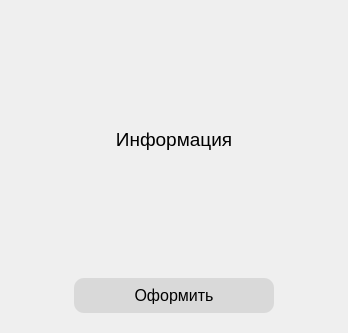
The window that src/booking.ui (Ruha24/HotelQt) describes before a commit, drawn with Qt 5.
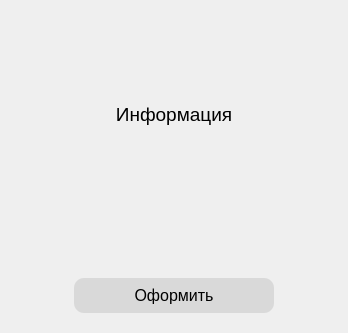
The same window after the commit. The open tabs and pages were chosen to show the change.

```diff
--- a/src/booking.ui
+++ b/src/booking.ui
@@ -60,6 +60,8 @@
        <item row="0" column="0">
         <layout class="QVBoxLayout" name="verticalLayout">
          <item>
+          <layout class="QHBoxLayout" name="horizontalLayout_4">
+           <item>
           <widget class="QLabel" name="imagelbl">
            <property name="maximumSize">
             <size>
@@ -75,6 +77,8 @@
            </property>
           </widget>
          </item>
+          </layout>
+         </item>
          <item>
           <widget class="QLabel" name="label_2">
            <property name="font">
@@ -90,6 +94,22 @@
            </property>
           </widget>
          </item>
+         <item>
+          <spacer name="verticalSpacer_4">
+           <property name="orientation">
+            <enum>Qt::Vertical</enum>
+           </property>
+           <property name="sizeType">
+            <enum>QSizePolicy::Fixed</enum>
+           </property>
+           <property name="sizeHint" stdset="0">
+            <size>
+             <width>20</width>
+             <height>30</height>
+            </size>
+           </property>
+          </spacer>
+         </item>
          <item>
           <widget class="QLabel" name="infolbl">
            <property name="minimumSize">
@@ -128,11 +148,20 @@
            <property name="spacing">
             <number>0</number>
            </property>
+           <property name="topMargin">
+            <number>20</number>
+           </property>
            <property name="bottomMargin">
             <number>20</number>
            </property>
            <item>
             <widget class="QPushButton" name="recoverybtn">
+             <property name="minimumSize">
+              <size>
+               <width>0</width>
+               <height>35</height>
+              </size>
+             </property>
              <property name="maximumSize">
               <size>
                <width>200</width>
@@ -283,7 +312,7 @@
             <enum>Qt::Vertical</enum>
            </property>
            <property name="sizeType">
-            <enum>QSizePolicy::Minimum</enum>
+            <enum>QSizePolicy::Fixed</enum>
            </property>
            <property name="sizeHint" stdset="0">
             <size>
@@ -314,12 +343,12 @@
             <enum>Qt::Vertical</enum>
            </property>
            <property name="sizeType">
-            <enum>QSizePolicy::Minimum</enum>
+            <enum>QSizePolicy::Fixed</enum>
            </property>
            <property name="sizeHint" stdset="0">
             <size>
              <width>20</width>
-             <height>35</height>
+             <height>20</height>
             </size>
            </property>
           </spacer>
@@ -355,7 +384,7 @@
             <enum>Qt::Vertical</enum>
            </property>
            <property name="sizeType">
-            <enum>QSizePolicy::Minimum</enum>
+            <enum>QSizePolicy::Fixed</enum>
            </property>
            <property name="sizeHint" stdset="0">
             <size>
```
Lines whose indentation alone changed are shown as unchanged.
